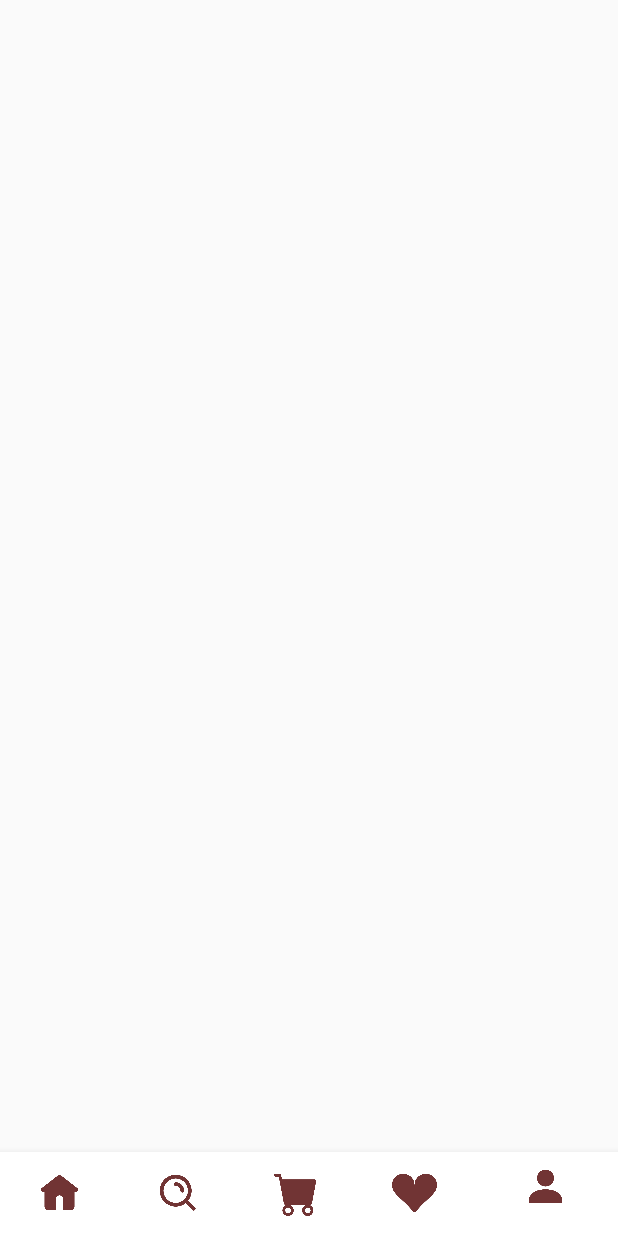
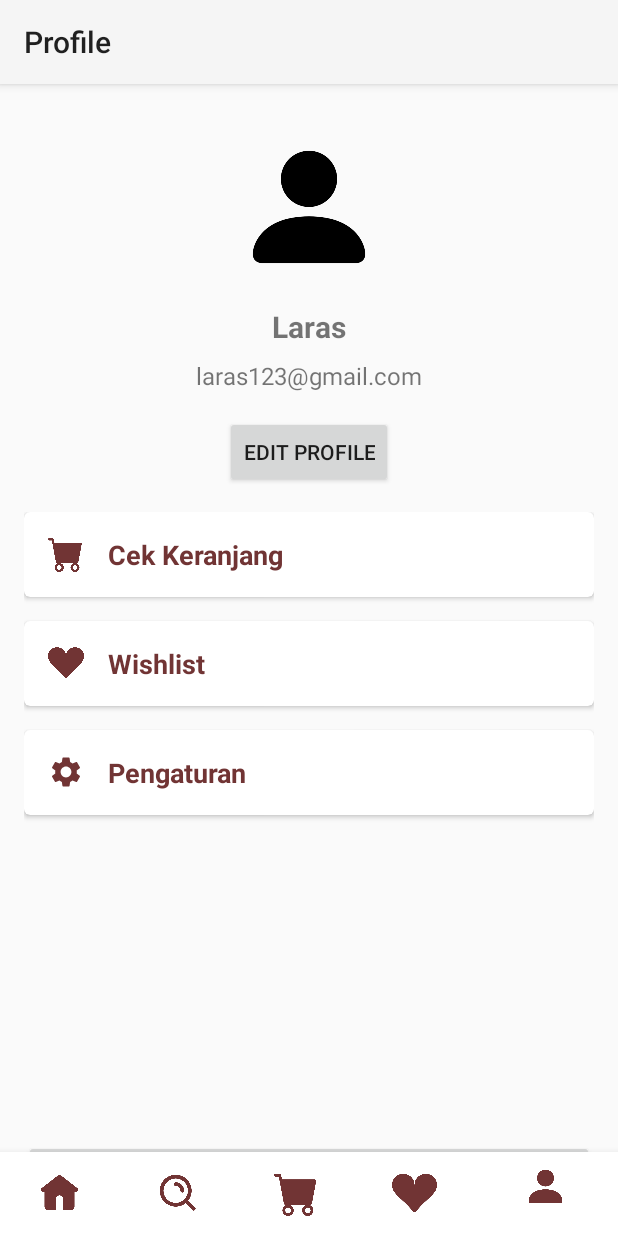
Before and after one commit to zakariarafi/Vindme, an Android app: the ProfileActivity screen opened directly, with no data from a screen before it, on a phone screen of 412 x 824 dp. Run offline under Robolectric (Android 15) with nearby library versions, the phone set to English and light mode, and no system bars.

Commit message:
Sesudah Konversi Fragment

```diff
--- /dev/null
+++ b/app/src/main/java/lms/mobile/vindme/activity/activity/profile/EditProfileFragment.java
@@ -0,0 +1,31 @@
+package lms.mobile.vindme.activity.activity.profile;
+
+import android.os.Bundle;
+
+import androidx.fragment.app.Fragment;
+import androidx.navigation.fragment.NavHostFragment;
+
+import android.view.LayoutInflater;
+import android.view.View;
+import android.view.ViewGroup;
+
+import com.example.vindme.R;
+import com.google.android.material.appbar.MaterialToolbar;
+
+public class EditProfileFragment extends Fragment {
+    MaterialToolbar toolbar;
+
+    @Override
+    public View onCreateView(LayoutInflater inflater, ViewGroup container,
+                             Bundle savedInstanceState) {
+        // Inflate the layout for this fragment
+        View view = inflater.inflate(R.layout.fragment_edit_profile, container, false);
+
+        toolbar = view.findViewById(R.id.toolbar);
+        toolbar.setNavigationOnClickListener(v -> {
+            NavHostFragment.findNavController(EditProfileFragment.this).navigateUp();
+        });
+
+        return view;
+    }
+}
--- a/app/src/main/java/lms/mobile/vindme/activity/activity/profile/ProfileActivity.java
+++ b/app/src/main/java/lms/mobile/vindme/activity/activity/profile/ProfileActivity.java
@@ -1,10 +1,17 @@
 package lms.mobile.vindme.activity.activity.profile;
+
+import static androidx.navigation.Navigation.findNavController;
 
 import android.content.Intent;
 import android.os.Bundle;
+import android.util.Log;
+import android.widget.Button;
 
 import androidx.activity.EdgeToEdge;
 import androidx.appcompat.app.AppCompatActivity;
+import androidx.cardview.widget.CardView;
+import androidx.navigation.NavController;
+import androidx.navigation.Navigation;
 
 import lms.mobile.vindme.activity.activity.cart.CartActivity;
 import com.example.vindme.R;
@@ -18,7 +25,6 @@ public class ProfileActivity extends AppCompatActivity {
   @Override
   protected void onCreate(Bundle savedInstanceState) {
     super.onCreate(savedInstanceState);
-    EdgeToEdge.enable(this);
     setContentView(R.layout.activity_profile);
 
     BottomNavigationView bottomNav = findViewById(R.id.bottomNav);
--- /dev/null
+++ b/app/src/main/java/lms/mobile/vindme/activity/activity/profile/ProfileFragment.java
@@ -0,0 +1,71 @@
+package lms.mobile.vindme.activity.activity.profile;
+
+import android.content.Intent;
+import android.os.Bundle;
+
+import androidx.cardview.widget.CardView;
+import androidx.fragment.app.Fragment;
+import androidx.navigation.NavController;
+import androidx.navigation.fragment.NavHostFragment;
+
+import android.util.Log;
+import android.view.LayoutInflater;
+import android.view.View;
+import android.view.ViewGroup;
+import android.widget.Button;
+
+import com.example.vindme.R;
+
+import lms.mobile.vindme.activity.activity.cart.CartActivity;
+import lms.mobile.vindme.activity.activity.wishlist.WishlistActivity;
+
+public class ProfileFragment extends Fragment {
+    Button btnLogout, btnEdit;
+    CardView cardKeranjang, cardWishlist, cardPengaturan;
+
+    @Override
+    public View onCreateView(LayoutInflater inflater, ViewGroup container,
+                             Bundle savedInstanceState) {
+        // Inflate the layout for this fragment
+        View view = inflater.inflate(R.layout.fragment_profile, container, false);
+
+        btnLogout = view.findViewById(R.id.btn_logout);
+        btnEdit = view.findViewById(R.id.btn_edit);
+
+        cardKeranjang = view.findViewById(R.id.card_keranjang);
+        cardPengaturan = view.findViewById(R.id.card_pengaturan);
+        cardWishlist = view.findViewById(R.id.card_wishlist);
+
+        // Event Handling
+        handleButtonEvents();
+        handleCardEvents();
+
+        return view;
+    }
+
+    private void handleButtonEvents() {
+        btnLogout.setOnClickListener(v -> {
+            Log.d("TAG", "User Logout");
+        });
+
+        btnEdit.setOnClickListener(v -> {
+            NavHostFragment.findNavController(ProfileFragment.this).navigate(R.id.action_profileFragment_to_editProfileFragment);
+        });
+    }
+
+    private void handleCardEvents() {
+        cardKeranjang.setOnClickListener(v -> {
+            Intent intent = new Intent(requireActivity(), CartActivity.class);
+            startActivity(intent);
+        });
+
+        cardPengaturan.setOnClickListener(v -> {
+            Log.d("TAG", "Go to Setting Activity");
+        });
+
+        cardWishlist.setOnClickListener(v -> {
+            Intent intent = new Intent(requireActivity(), WishlistActivity.class);
+            startActivity(intent);
+        });
+    }
+}
--- /dev/null
+++ b/app/src/main/res/drawable/baseline_arrow_back_24.xml
@@ -0,0 +1,5 @@
+<vector xmlns:android="http://schemas.android.com/apk/res/android" android:autoMirrored="true" android:height="24dp" android:tint="#000000" android:viewportHeight="24" android:viewportWidth="24" android:width="24dp">
+
+    <path android:fillColor="@android:color/white" android:pathData="M20,11H7.83l5.59,-5.59L12,4l-8,8 8,8 1.41,-1.41L7.83,13H20v-2z"/>
+
+</vector>
--- /dev/null
+++ b/app/src/main/res/drawable/baseline_settings_24.xml
@@ -0,0 +1,5 @@
+<vector xmlns:android="http://schemas.android.com/apk/res/android" android:height="24dp" android:tint="#000000" android:viewportHeight="24" android:viewportWidth="24" android:width="24dp">
+
+    <path android:fillColor="@android:color/white" android:pathData="M19.14,12.94c0.04,-0.3 0.06,-0.61 0.06,-0.94c0,-0.32 -0.02,-0.64 -0.07,-0.94l2.03,-1.58c0.18,-0.14 0.23,-0.41 0.12,-0.61l-1.92,-3.32c-0.12,-0.22 -0.37,-0.29 -0.59,-0.22l-2.39,0.96c-0.5,-0.38 -1.03,-0.7 -1.62,-0.94L14.4,2.81c-0.04,-0.24 -0.24,-0.41 -0.48,-0.41h-3.84c-0.24,0 -0.43,0.17 -0.47,0.41L9.25,5.35C8.66,5.59 8.12,5.92 7.63,6.29L5.24,5.33c-0.22,-0.08 -0.47,0 -0.59,0.22L2.74,8.87C2.62,9.08 2.66,9.34 2.86,9.48l2.03,1.58C4.84,11.36 4.8,11.69 4.8,12s0.02,0.64 0.07,0.94l-2.03,1.58c-0.18,0.14 -0.23,0.41 -0.12,0.61l1.92,3.32c0.12,0.22 0.37,0.29 0.59,0.22l2.39,-0.96c0.5,0.38 1.03,0.7 1.62,0.94l0.36,2.54c0.05,0.24 0.24,0.41 0.48,0.41h3.84c0.24,0 0.44,-0.17 0.47,-0.41l0.36,-2.54c0.59,-0.24 1.13,-0.56 1.62,-0.94l2.39,0.96c0.22,0.08 0.47,0 0.59,-0.22l1.92,-3.32c0.12,-0.22 0.07,-0.47 -0.12,-0.61L19.14,12.94zM12,15.6c-1.98,0 -3.6,-1.62 -3.6,-3.6s1.62,-3.6 3.6,-3.6s3.6,1.62 3.6,3.6S13.98,15.6 12,15.6z"/>
+
+</vector>
--- a/app/src/main/res/layout/activity_profile.xml
+++ b/app/src/main/res/layout/activity_profile.xml
@@ -22,4 +22,16 @@
       app:layout_constraintStart_toStartOf="parent"
       app:menu="@menu/bottom_naw" />
 
+  <androidx.fragment.app.FragmentContainerView
+      android:id="@+id/fragmentContainerView"
+      android:name="androidx.navigation.fragment.NavHostFragment"
+      android:layout_width="match_parent"
+      android:layout_height="0dp"
+      app:defaultNavHost="true"
+      app:layout_constraintBottom_toBottomOf="parent"
+      app:layout_constraintEnd_toEndOf="parent"
+      app:layout_constraintStart_toStartOf="parent"
+      app:layout_constraintTop_toTopOf="parent"
+      app:navGraph="@navigation/nav_graph" />
+
 </androidx.constraintlayout.widget.ConstraintLayout>
--- /dev/null
+++ b/app/src/main/res/layout/fragment_edit_profile.xml
@@ -0,0 +1,79 @@
+<?xml version="1.0" encoding="utf-8"?>
+<androidx.coordinatorlayout.widget.CoordinatorLayout xmlns:android="http://schemas.android.com/apk/res/android"
+    xmlns:app="http://schemas.android.com/apk/res-auto"
+    xmlns:tools="http://schemas.android.com/tools"
+    android:id="@+id/main"
+    android:layout_width="match_parent"
+    android:layout_height="match_parent"
+    tools:context="lms.mobile.vindme.activity.activity.profile.EditProfileFragment">
+
+    <com.google.android.material.appbar.AppBarLayout
+        android:id="@+id/appBarLayout"
+        android:layout_width="match_parent"
+        android:layout_height="wrap_content">
+
+        <com.google.android.material.appbar.MaterialToolbar
+            android:id="@+id/toolbar"
+            android:layout_width="match_parent"
+            android:layout_height="wrap_content"
+            app:navigationIcon="@drawable/baseline_arrow_back_24"
+            app:title="Edit Profile" />
+    </com.google.android.material.appbar.AppBarLayout>
+
+    <androidx.constraintlayout.widget.ConstraintLayout
+        android:layout_width="match_parent"
+        android:layout_height="match_parent"
+        android:paddingTop="?attr/actionBarSize">
+
+        <ImageView
+            android:id="@+id/imageView"
+            android:layout_width="128dp"
+            android:layout_height="128dp"
+            android:layout_marginStart="16dp"
+            android:layout_marginTop="32dp"
+            app:layout_constraintStart_toStartOf="parent"
+            app:layout_constraintTop_toTopOf="parent"
+            app:srcCompat="@drawable/profile_icon" />
+
+        <EditText
+            android:id="@+id/editTextText"
+            android:layout_width="match_parent"
+            android:layout_height="wrap_content"
+            android:layout_marginStart="16dp"
+            android:layout_marginTop="32dp"
+            android:layout_marginEnd="16dp"
+            android:ems="10"
+            android:hint="Input Username"
+            android:inputType="text"
+            app:layout_constraintEnd_toEndOf="parent"
+            app:layout_constraintStart_toStartOf="parent"
+            app:layout_constraintTop_toBottomOf="@+id/imageView" />
+
+        <EditText
+            android:id="@+id/editTextText2"
+            android:layout_width="0dp"
+            android:layout_height="wrap_content"
+            android:layout_marginStart="16dp"
+            android:layout_marginTop="16dp"
+            android:layout_marginEnd="16dp"
+            android:ems="10"
+            android:hint="Input Email"
+            android:inputType="text"
+            app:layout_constraintEnd_toEndOf="parent"
+            app:layout_constraintStart_toStartOf="parent"
+            app:layout_constraintTop_toBottomOf="@+id/editTextText" />
+
+        <Button
+            android:id="@+id/button"
+            android:layout_width="0dp"
+            android:layout_height="wrap_content"
+            android:layout_marginStart="16dp"
+            android:layout_marginEnd="16dp"
+            android:layout_marginBottom="16dp"
+            android:hint="Save"
+            app:layout_constraintBottom_toBottomOf="parent"
+            app:layout_constraintEnd_toEndOf="parent"
+            app:layout_constraintStart_toStartOf="parent" />
+
+    </androidx.constraintlayout.widget.ConstraintLayout>
+</androidx.coordinatorlayout.widget.CoordinatorLayout>
--- /dev/null
+++ b/app/src/main/res/layout/fragment_profile.xml
@@ -0,0 +1,189 @@
+<?xml version="1.0" encoding="utf-8"?>
+<androidx.coordinatorlayout.widget.CoordinatorLayout xmlns:android="http://schemas.android.com/apk/res/android"
+    xmlns:app="http://schemas.android.com/apk/res-auto"
+    xmlns:tools="http://schemas.android.com/tools"
+    android:id="@+id/main"
+    android:layout_width="match_parent"
+    android:layout_height="match_parent"
+    tools:context="lms.mobile.vindme.activity.activity.profile.ProfileFragment">
+
+    <com.google.android.material.appbar.AppBarLayout
+        android:layout_width="match_parent"
+        android:layout_height="wrap_content">
+
+        <com.google.android.material.appbar.MaterialToolbar
+            android:layout_width="match_parent"
+            android:layout_height="wrap_content"
+            app:title="Profile" />
+    </com.google.android.material.appbar.AppBarLayout>
+
+    <androidx.constraintlayout.widget.ConstraintLayout
+        android:layout_width="match_parent"
+        android:layout_height="match_parent"
+        android:layout_marginTop="?attr/actionBarSize">
+
+        <ImageView
+            android:id="@+id/imageView2"
+            android:layout_width="100dp"
+            android:layout_height="100dp"
+            android:layout_marginTop="32dp"
+            android:src="@drawable/profile_icon"
+            app:layout_constraintEnd_toEndOf="parent"
+            app:layout_constraintStart_toStartOf="parent"
+            app:layout_constraintTop_toTopOf="parent"
+            tools:srcCompat="@tools:sample/avatars" />
+
+        <TextView
+            android:id="@+id/tv_username"
+            android:layout_width="wrap_content"
+            android:layout_height="wrap_content"
+            android:layout_marginTop="16dp"
+            android:text="Laras"
+            android:textSize="20sp"
+            android:textStyle="bold"
+            app:layout_constraintEnd_toEndOf="parent"
+            app:layout_constraintStart_toStartOf="parent"
+            app:layout_constraintTop_toBottomOf="@+id/imageView2" />
+
+        <TextView
+            android:id="@+id/tv_email"
+            android:layout_width="wrap_content"
+            android:layout_height="wrap_content"
+            android:layout_marginTop="8dp"
+            android:text="laras123@gmail.com"
+            android:textSize="16sp"
+            app:layout_constraintEnd_toEndOf="parent"
+            app:layout_constraintStart_toStartOf="parent"
+            app:layout_constraintTop_toBottomOf="@+id/tv_username" />
+
+        <Button
+            android:id="@+id/btn_edit"
+            android:layout_width="wrap_content"
+            android:layout_height="wrap_content"
+            android:layout_marginTop="16dp"
+            android:text="Edit Profile"
+            app:layout_constraintEnd_toEndOf="parent"
+            app:layout_constraintStart_toStartOf="parent"
+            app:layout_constraintTop_toBottomOf="@+id/tv_email" />
+
+        <Button
+            android:id="@+id/btn_logout"
+            android:layout_width="match_parent"
+            android:layout_height="wrap_content"
+            android:layout_marginStart="16dp"
+            android:layout_marginEnd="16dp"
+            android:layout_marginBottom="16dp"
+            android:text="Logout"
+            app:layout_constraintBottom_toBottomOf="parent"
+            app:layout_constraintEnd_toEndOf="parent"
+            app:layout_constraintHorizontal_bias="1.0"
+            app:layout_constraintStart_toStartOf="parent" />
+
+        <LinearLayout
+            android:layout_width="0dp"
+            android:layout_height="0dp"
+            android:layout_marginStart="16dp"
+            android:layout_marginTop="16dp"
+            android:layout_marginEnd="16dp"
+            android:layout_marginBottom="16dp"
+            android:orientation="vertical"
+            app:layout_constraintBottom_toTopOf="@+id/btn_logout"
+            app:layout_constraintEnd_toEndOf="parent"
+            app:layout_constraintStart_toStartOf="parent"
+            app:layout_constraintTop_toBottomOf="@+id/btn_edit">
+
+            <androidx.cardview.widget.CardView
+                android:id="@+id/card_keranjang"
+                android:layout_width="match_parent"
+                android:layout_height="wrap_content"
+                app:cardCornerRadius="4dp">
+
+                <LinearLayout
+                    android:layout_width="match_parent"
+                    android:layout_height="wrap_content"
+                    android:gravity="center_vertical"
+                    android:orientation="horizontal"
+                    android:padding="16dp">
+
+                    <ImageView
+                        android:layout_width="24dp"
+                        android:layout_height="24dp"
+                        android:src="@drawable/cart_icon"
+                        app:tint="@color/brown" />
+
+                    <TextView
+                        android:layout_width="wrap_content"
+                        android:layout_height="wrap_content"
+                        android:paddingLeft="16dp"
+                        android:text="Cek Keranjang"
+                        android:textColor="@color/brown"
+                        android:textSize="18dp"
+                        android:textStyle="bold" />
+                </LinearLayout>
+            </androidx.cardview.widget.CardView>
+
+            <androidx.cardview.widget.CardView
+                android:id="@+id/card_wishlist"
+                android:layout_width="match_parent"
+                android:layout_height="wrap_content"
+                android:layout_marginTop="16dp"
+                app:cardCornerRadius="4dp">
+
+                <LinearLayout
+                    android:layout_width="match_parent"
+                    android:layout_height="wrap_content"
+                    android:gravity="center_vertical"
+                    android:orientation="horizontal"
+                    android:padding="16dp">
+
+                    <ImageView
+                        android:layout_width="24dp"
+                        android:layout_height="24dp"
+                        android:src="@drawable/wishlist_icon"
+                        app:tint="@color/brown" />
+
+                    <TextView
+                        android:layout_width="wrap_content"
+                        android:layout_height="wrap_content"
+                        android:paddingLeft="16dp"
+                        android:text="Wishlist"
+                        android:textColor="@color/brown"
+                        android:textSize="18dp"
+                        android:textStyle="bold" />
+                </LinearLayout>
+            </androidx.cardview.widget.CardView>
+
+            <androidx.cardview.widget.CardView
+                android:id="@+id/card_pengaturan"
+                android:layout_width="match_parent"
+                android:layout_height="wrap_content"
+                android:layout_marginTop="16dp"
+                app:cardCornerRadius="4dp">
+
+                <LinearLayout
+                    android:layout_width="match_parent"
+                    android:layout_height="wrap_content"
+                    android:gravity="center_vertical"
+                    android:orientation="horizontal"
+                    android:padding="16dp">
+
+                    <ImageView
+                        android:layout_width="24dp"
+                        android:layout_height="24dp"
+                        android:src="@drawable/baseline_settings_24"
+                        app:tint="@color/brown" />
+
+                    <TextView
+                        android:layout_width="wrap_content"
+                        android:layout_height="wrap_content"
+                        android:paddingLeft="16dp"
+                        android:text="Pengaturan"
+                        android:textColor="@color/brown"
+                        android:textSize="18dp"
+                        android:textStyle="bold" />
+                </LinearLayout>
+            </androidx.cardview.widget.CardView>
+        </LinearLayout>
+    </androidx.constraintlayout.widget.ConstraintLayout>
+
+</androidx.coordinatorlayout.widget.CoordinatorLayout>
--- /dev/null
+++ b/app/src/main/res/navigation/nav_graph.xml
@@ -0,0 +1,22 @@
+<?xml version="1.0" encoding="utf-8"?>
+<navigation xmlns:android="http://schemas.android.com/apk/res/android"
+    xmlns:app="http://schemas.android.com/apk/res-auto"
+    xmlns:tools="http://schemas.android.com/tools"
+    android:id="@+id/nav_graph"
+    app:startDestination="@id/profileFragment">
+
+    <fragment
+        android:id="@+id/profileFragment"
+        android:name="lms.mobile.vindme.activity.activity.profile.ProfileFragment"
+        android:label="fragment_profile"
+        tools:layout="@layout/fragment_profile" >
+        <action
+            android:id="@+id/action_profileFragment_to_editProfileFragment"
+            app:destination="@id/editProfileFragment" />
+    </fragment>
+    <fragment
+        android:id="@+id/editProfileFragment"
+        android:name="lms.mobile.vindme.activity.activity.profile.EditProfileFragment"
+        android:label="fragment_edit_profile"
+        tools:layout="@layout/fragment_edit_profile" />
+</navigation>
--- a/app/src/main/res/values/strings.xml
+++ b/app/src/main/res/values/strings.xml
@@ -4,4 +4,6 @@
     <string name="title_home">Home</string>
     <string name="title_dashboard">Dashboard</string>
     <string name="title_notifications">Notifications</string>
+    <!-- TODO: Remove or change this placeholder text -->
+    <string name="hello_blank_fragment">Hello blank fragment</string>
 </resources>
```
Also changed, not shown: app/src/main/AndroidManifest.xml (indentation only), 3 other files. Lines whose indentation alone changed are shown as unchanged.
